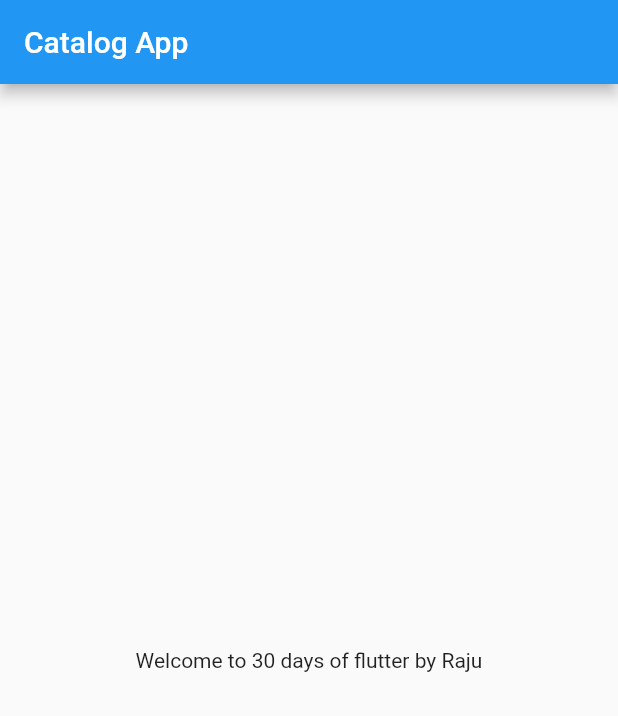
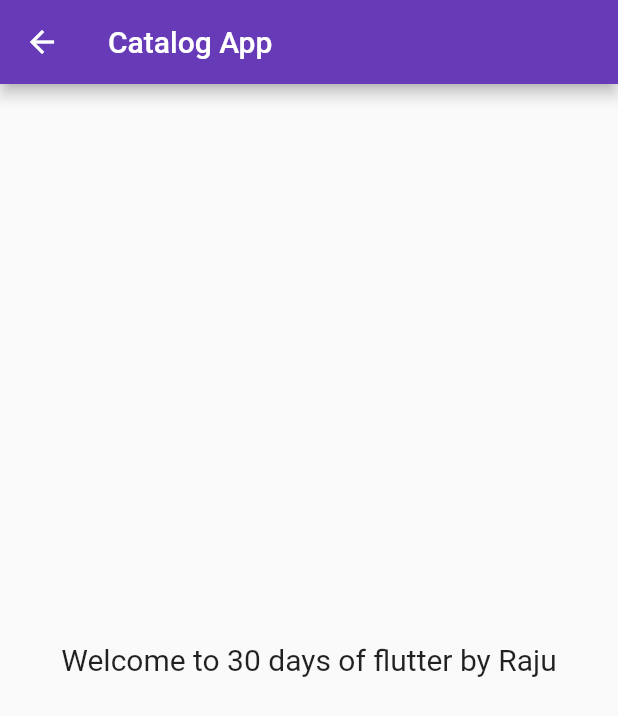
Before and after one commit to raj-prog/30DaysOfFlutter, a Flutter app: the screen it shows after launch, on a phone screen of 412 x 824 dp. Shown: the top 716 px of the screen. Run offline on Flutter 3.47's test engine with Material 2 defaults, Android fonts, the phone set to English and light mode, and no system bars.

Commit message:
day 3 completed

```diff
--- a/lib/home_page.dart
+++ b/lib/home_page.dart
@@ -1,7 +1,7 @@
 import 'package:flutter/material.dart';
 
 class HomePage extends StatelessWidget {
-  final int day = 30;
+  final int days = 30;
   final String raju = "Raju";
 
   @override
@@ -12,7 +12,10 @@ class HomePage extends StatelessWidget {
       ),
       body: Center(
         child: Container(
-          child: Text("Welcome to $day days of flutter by $raju"),
+          child: Text(
+            "Welcome to $days days of flutter by $raju",
+            style: TextStyle(fontSize: 20.0),
+          ),
         ),
       ),
     );
--- a/lib/main.dart
+++ b/lib/main.dart
@@ -1,5 +1,6 @@
 import 'package:flutter/material.dart';
 import 'package:flutter_catalog/home_page.dart';
+import 'package:flutter_catalog/login_page.dart';
 
 void main() {
   runApp(MyApp());
@@ -10,7 +11,15 @@ class MyApp extends StatelessWidget {
   Widget build(BuildContext context) {
     return MaterialApp(
       debugShowCheckedModeBanner: false,
-      home: HomePage(),
+      themeMode: ThemeMode.light,
+      theme: ThemeData(primarySwatch: Colors.deepPurple),
+      darkTheme: ThemeData(brightness: Brightness.dark),
+      initialRoute: '/home',
+      routes: {
+        '/': (context) => LoginPage(),
+        '/home': (context) => HomePage(),
+        '/login': (context) => LoginPage(),
+      },
     );
   }
 }
```
Also changed, not shown: lib/login_page.dart (added, +16 -0 lines).
